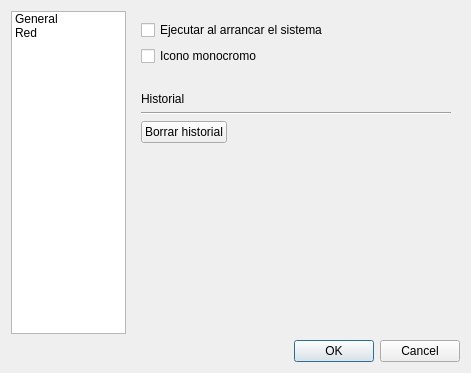
Old version of the form src/settings.ui in the repository javierllorente/qdc.
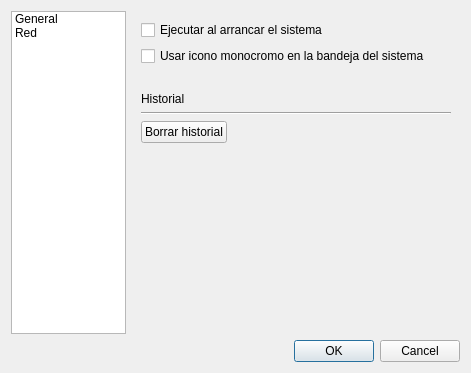
New version of the form. Icons and pictures are not drawn.

Commit message: Actualizar el texto de checkBoxMonochromeIcon

Diff of the .ui file:
```diff
--- a/src/settings.ui
+++ b/src/settings.ui
@@ -91,7 +91,7 @@
          <item>
           <widget class="QCheckBox" name="checkBoxMonochromeIcon">
            <property name="text">
-            <string>Icono monocromo</string>
+            <string>Usar icono monocromo en la bandeja del sistema</string>
            </property>
           </widget>
          </item>
```
